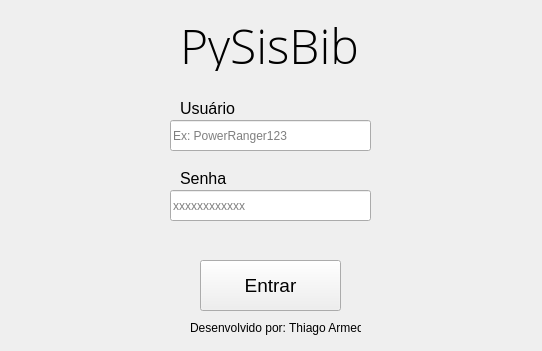
The window that ui/mainwindow.ui (thiagoarmede/PySisBib) describes before a commit, drawn with Qt 5.
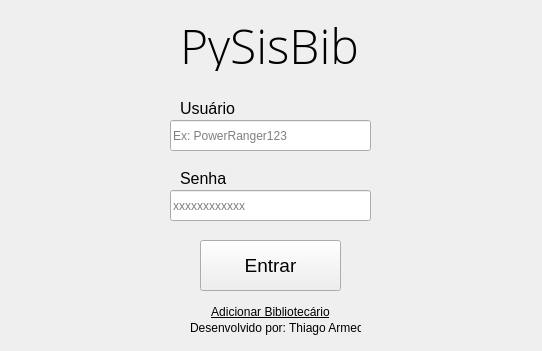
The same window after the commit.

Diff of the .ui file:
```diff
--- a/ui/mainwindow.ui
+++ b/ui/mainwindow.ui
@@ -10,6 +10,12 @@
     <height>351</height>
    </rect>
   </property>
+  <property name="maximumSize">
+   <size>
+    <width>542</width>
+    <height>351</height>
+   </size>
+  </property>
   <property name="windowTitle">
    <string>PySisBib</string>
   </property>
@@ -17,7 +23,7 @@
    <property name="geometry">
     <rect>
      <x>200</x>
-     <y>260</y>
+     <y>240</y>
      <width>141</width>
      <height>51</height>
     </rect>
@@ -140,6 +146,30 @@
     <string>PySisBib</string>
    </property>
   </widget>
+  <widget class="QPushButton" name="botao_add_bibliotecario">
+   <property name="geometry">
+    <rect>
+     <x>210</x>
+     <y>300</y>
+     <width>121</width>
+     <height>23</height>
+    </rect>
+   </property>
+   <property name="font">
+    <font>
+     <underline>true</underline>
+    </font>
+   </property>
+   <property name="autoFillBackground">
+    <bool>false</bool>
+   </property>
+   <property name="text">
+    <string>Adicionar Bibliotecário</string>
+   </property>
+   <property name="flat">
+    <bool>true</bool>
+   </property>
+  </widget>
  </widget>
  <resources/>
  <connections/>
```
Left out of the diff: 3 changed lines with no effect on the pictures.
